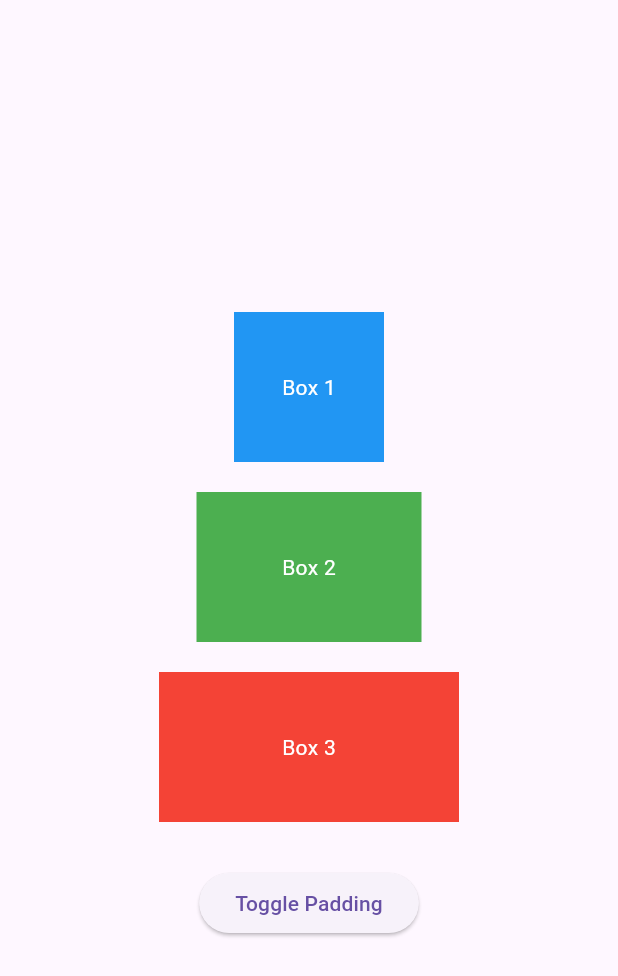
After one commit to Aboud-KHalaf/flutter_animations, a Flutter app: the AnimatedPadingAnimationPage screen opened by its route, on a phone screen of 412 x 824 dp. The commit adds this screen. Shown: the top 976 px of the screen. Run offline on Flutter 3.47's test engine with Material 3 defaults, Android fonts, the light colour scheme and no system bars.

Commit message:
create Animated Padding Animation Page

```diff
--- /dev/null
+++ b/lib/animations/animated_pading_animation_page.dart
@@ -0,0 +1,89 @@
+import 'package:flutter/material.dart';
+
+class AnimatedPadingAnimationPage extends StatefulWidget {
+  static const String id = "animated_padding";
+
+  const AnimatedPadingAnimationPage({super.key});
+
+  @override
+  State<AnimatedPadingAnimationPage> createState() =>
+      _AnimatedPadingAnimationPageState();
+}
+
+class _AnimatedPadingAnimationPageState
+    extends State<AnimatedPadingAnimationPage> {
+  double _padding = 10.0; // Initial padding
+
+  void _togglePadding() {
+    setState(() {
+      // Toggle padding between 10.0 and 50.0
+      _padding = _padding == 10.0 ? 50.0 : 10.0;
+    });
+  }
+
+  @override
+  Widget build(BuildContext context) {
+    return Scaffold(
+      body: Center(
+        child: Column(
+          mainAxisAlignment: MainAxisAlignment.center,
+          children: [
+            AnimatedPadding(
+              duration: const Duration(seconds: 1),
+              curve: Curves.easeInOut,
+              padding: EdgeInsets.all(_padding),
+              child: Container(
+                width: 100,
+                height: 100,
+                color: Colors.blue,
+                child: const Center(
+                  child: Text(
+                    "Box 1",
+                    style: TextStyle(color: Colors.white),
+                  ),
+                ),
+              ),
+            ),
+            AnimatedPadding(
+              duration: const Duration(seconds: 1),
+              curve: Curves.easeInOut,
+              padding: EdgeInsets.all(_padding),
+              child: Container(
+                width: 150,
+                height: 100,
+                color: Colors.green,
+                child: const Center(
+                  child: Text(
+                    "Box 2",
+                    style: TextStyle(color: Colors.white),
+                  ),
+                ),
+              ),
+            ),
+            AnimatedPadding(
+              duration: const Duration(seconds: 1),
+              curve: Curves.easeInOut,
+              padding: EdgeInsets.all(_padding),
+              child: Container(
+                width: 200,
+                height: 100,
+                color: Colors.red,
+                child: const Center(
+                  child: Text(
+                    "Box 3",
+                    style: TextStyle(color: Colors.white),
+                  ),
+                ),
+              ),
+            ),
+            const SizedBox(height: 20),
+            ElevatedButton(
+              onPressed: _togglePadding,
+              child: const Text("Toggle Padding"),
+            ),
+          ],
+        ),
+      ),
+    );
+  }
+}
--- a/lib/main.dart
+++ b/lib/main.dart
@@ -1,6 +1,7 @@
 import 'package:anmations/animations/animated_aligment_animation_page.dart';
 import 'package:anmations/animations/animated_container_animation_page.dart';
 import 'package:anmations/animations/animated_opacity_animation_page.dart';
+import 'package:anmations/animations/animated_pading_animation_page.dart';
 import 'package:anmations/animations/animated_text_style_animation_page.dart';
 import 'package:anmations/models/page.dart';
 import 'package:flutter/material.dart';
@@ -27,6 +28,8 @@ class AnmiationsApp extends StatelessWidget {
             const AnimatedTextStyleAnimationPage(),
         AnimatedOpacityAnimationPage.id: (context) =>
             const AnimatedOpacityAnimationPage(),
+        AnimatedPadingAnimationPage.id: (context) =>
+            const AnimatedPadingAnimationPage(),
       },
     );
   }
--- a/lib/models/page.dart
+++ b/lib/models/page.dart
@@ -1,6 +1,7 @@
 import 'package:anmations/animations/animated_aligment_animation_page.dart';
 import 'package:anmations/animations/animated_container_animation_page.dart';
 import 'package:anmations/animations/animated_opacity_animation_page.dart';
+import 'package:anmations/animations/animated_pading_animation_page.dart';
 import 'package:anmations/animations/animated_text_style_animation_page.dart';
 
 class Page {
@@ -26,5 +27,7 @@ final List<Page> pages = [
   Page(
       pageName: 'animated opacity',
       pageRouteName: AnimatedOpacityAnimationPage.id),
-  Page(pageName: 'animated aligh', pageRouteName: 'animated_align'),
+  Page(
+      pageName: 'animated padding',
+      pageRouteName: AnimatedPadingAnimationPage.id),
 ];
```
